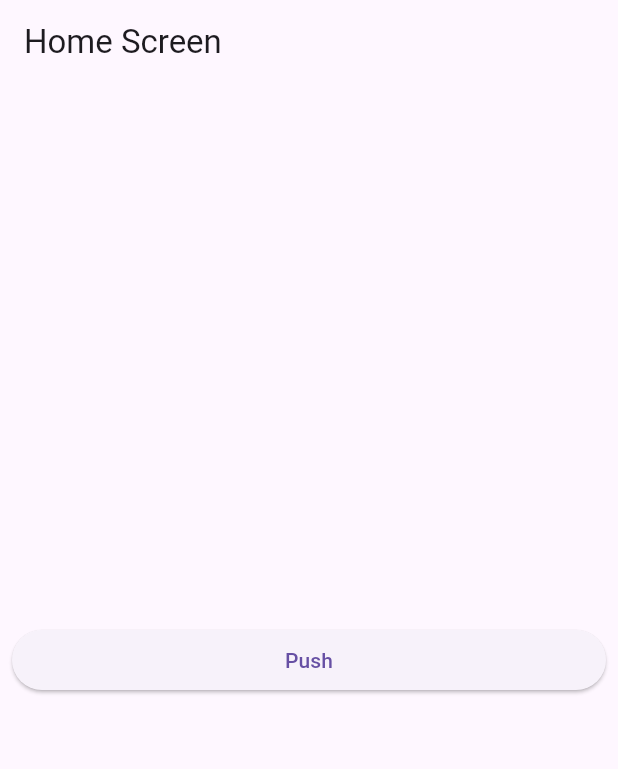
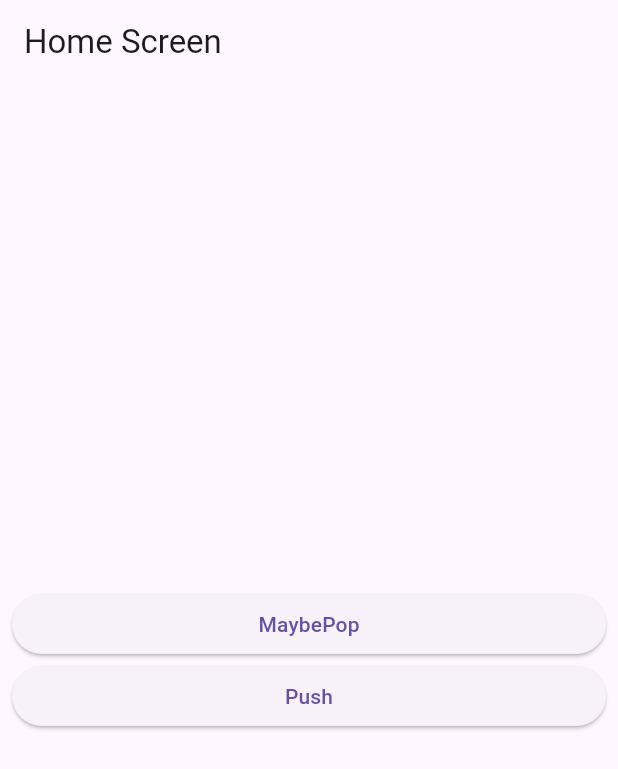
Before and after one commit to SungSeokMin/study_inflearn, a Flutter app: the screen it shows after launch, on a phone screen of 412 x 824 dp. Shown: the top 769 px of the screen. Run offline on Flutter 3.47's test engine with Material 3 defaults, Android fonts, the phone set to English and light mode, and no system bars; our stand-ins replace webview_flutter.

Commit message:
알고있으면 좋은 Pop 메소드들

```diff
--- a/flutter/navigation/lib/screen/home_screen.dart
+++ b/flutter/navigation/lib/screen/home_screen.dart
@@ -10,6 +10,12 @@ class HomeScreen extends StatelessWidget {
     return MainLayout(title: 'Home Screen', children: [
       ElevatedButton(
         onPressed: () {
+          Navigator.of(context).maybePop();
+        },
+        child: const Text('MaybePop'),
+      ),
+      ElevatedButton(
+        onPressed: () {
           Navigator.of(context).push(MaterialPageRoute(builder: (BuildContext context) {
             return const RouteOneScreen();
           }));
```
